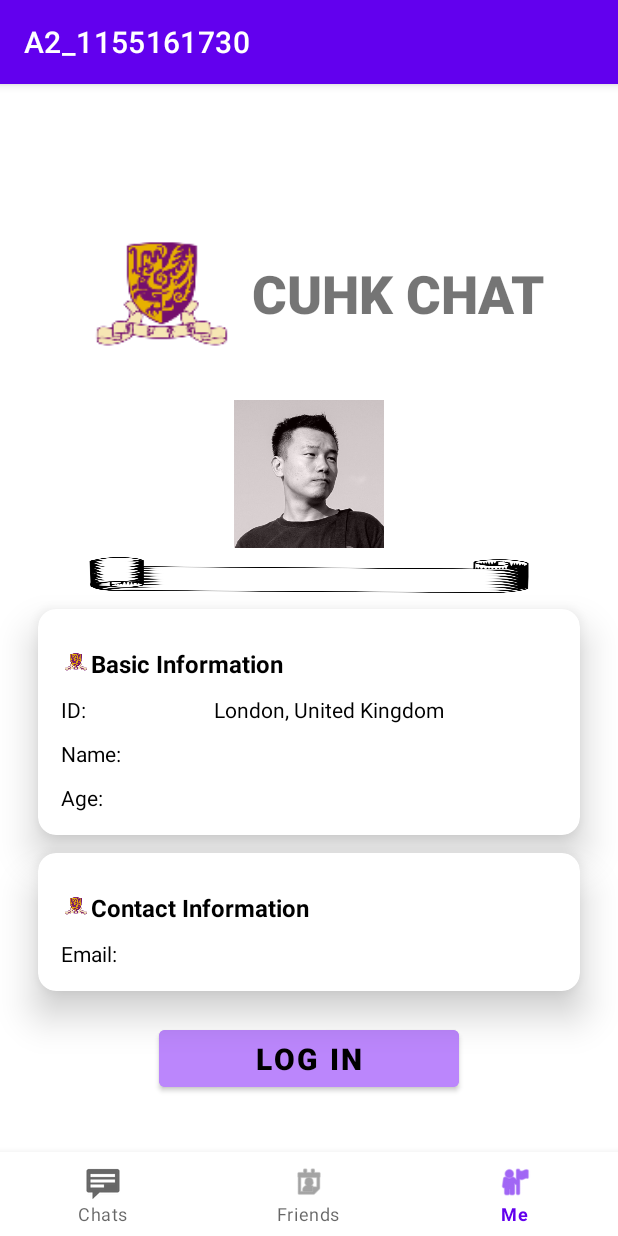
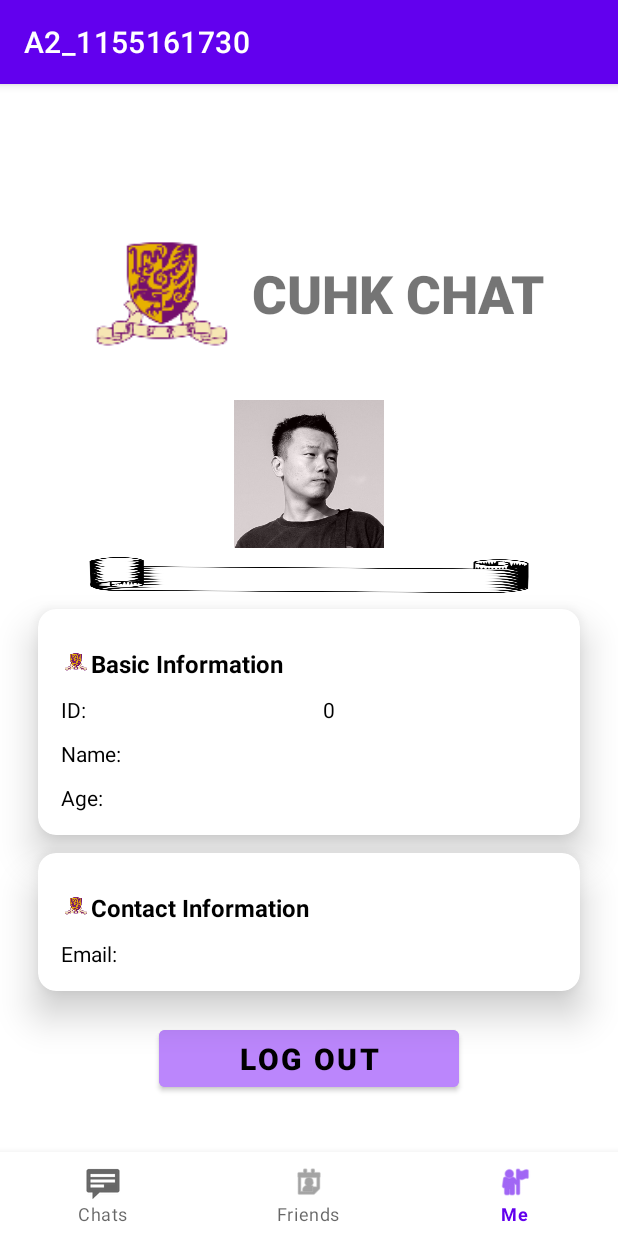
Before and after one commit to GakkiUltras/CUHK-Chat, an Android app: the screen it shows after launch once a user with an empty profile is signed in (MainActivity2), item 3 of the bottom bar chosen, on a phone screen of 412 x 824 dp. Run offline under Robolectric (Android 15) with nearby library versions, the phone set to English and light mode, and no system bars; our stand-ins replace Firebase (no records; nobody signed in at launch, a user with empty details on screens opened directly), Volley; network calls fail.

Commit message:
profile & logout

```diff
--- a/app/src/main/java/hk/edu/cuhk/ie/iems5722/group7/MainActivity2.java
+++ b/app/src/main/java/hk/edu/cuhk/ie/iems5722/group7/MainActivity2.java
@@ -52,11 +52,11 @@ public class MainActivity2 extends AppCompatActivity {
             String uid = user.getUid();
             //init the DatabseReference
             userInfoDatabaseReference = FirebaseDatabase.getInstance().getReference();
-            String s_user_id = returnDataFromFB("userID", uid, userInfoDatabaseReference);
-            user_id = Integer.parseInt(s_user_id);
-            user_name = returnDataFromFB("username", uid, userInfoDatabaseReference);
-            age = returnDataFromFB("age", uid, userInfoDatabaseReference);
-            email = returnDataFromFB("email", uid, userInfoDatabaseReference);
+//            String s_user_id = returnDataFromFB("userID", uid, userInfoDatabaseReference);
+//            user_id = Integer.parseInt(s_user_id);
+//            user_name = returnDataFromFB("username", uid, userInfoDatabaseReference);
+//            age = returnDataFromFB("age", uid, userInfoDatabaseReference);
+//            email = returnDataFromFB("email", uid, userInfoDatabaseReference);
 
         }
 
@@ -124,6 +124,8 @@ public class MainActivity2 extends AppCompatActivity {
                         Toast.makeText(MainActivity2.this, msg, Toast.LENGTH_SHORT).show();
                     }
                 });
+        //init the DatabseReference
+        mDatabaseReference = FirebaseDatabase.getInstance().getReference().child("Users");
 
     }
 
--- a/app/src/main/java/hk/edu/cuhk/ie/iems5722/group7/MeFragment.java
+++ b/app/src/main/java/hk/edu/cuhk/ie/iems5722/group7/MeFragment.java
@@ -93,18 +93,22 @@ public class MeFragment extends Fragment {
         // Inflate the layout for this fragment
         View view= inflater.inflate(R.layout.fragment_me, container, false);
         super.onCreate(savedInstanceState);
+
         //setContentView(R.layout.activity_main);
         initView(view);
         // Inflate the layout for this fragment
         return view;
     }
     private void initView(View view){
-        logout = view.findViewById(R.id.logout_button);
+        logout = view.findViewById(R.id.signout_button);
         logout.setOnClickListener(new View.OnClickListener(){
             @Override
             public void onClick(View v){
-                FirebaseAuth.getInstance().signOut();
-                startActivity(new Intent(getActivity(), LoginActivity.class));
+                switch (v.getId()){
+                    case R.id.signout_button:
+                        FirebaseAuth.getInstance().signOut();
+                        startActivity(new Intent(getActivity(), LoginActivity.class));
+                }
             }
         });
         userID = view.findViewById(R.id.profile_ID);
@@ -112,7 +116,7 @@ public class MeFragment extends Fragment {
         userAge = view.findViewById(R.id.profile_Age);
         userEmail = view.findViewById(R.id.profile_email);
         // set textview
-        userID.setText(user_id);
+        userID.setText(Integer.toString(user_id));
         userName.setText(user_name);
         userAge.setText(age);
         userEmail.setText(email);
--- a/app/src/main/res/layout/fragment_me.xml
+++ b/app/src/main/res/layout/fragment_me.xml
@@ -26,7 +26,7 @@
             android:layout_marginBottom="10dp"
             android:src="@mipmap/ic_launcher" />
         <TextView
-            android:id="@+id/logout_button"
+            android:id="@+id/profile_banner"
             android:layout_width="match_parent"
             android:layout_height="wrap_content"
             android:fontFamily="sans-serif-black"
@@ -249,13 +249,13 @@
         </androidx.cardview.widget.CardView>
 
     <Button
-        android:id="@+id/singIn_button"
+        android:id="@+id/signout_button"
         android:layout_width="200dp"
         android:layout_height="50dp"
         android:layout_gravity="center_horizontal"
         android:layout_marginTop="20dp"
         android:backgroundTint="@color/purple_200"
-        android:text="@string/login_button"
+        android:text="@string/logout_button"
         android:textColor="@color/black"
         android:textSize="20sp"
         android:textStyle="bold" />
--- a/app/src/main/res/values/strings.xml
+++ b/app/src/main/res/values/strings.xml
@@ -20,6 +20,7 @@
     <string name="register_button">Not a user? Come and register!</string>
     <string name="sign_in_button">Sign In</string>
     <string name="login_button">Log In</string>
+    <string name="logout_button">Log Out</string>
     <string name="regist_user_button">Register User Now!</string>
     <!-- TODO: Remove or change this placeholder text -->
     <string name="hello_blank_fragment">Hello blank fragment</string>
```
